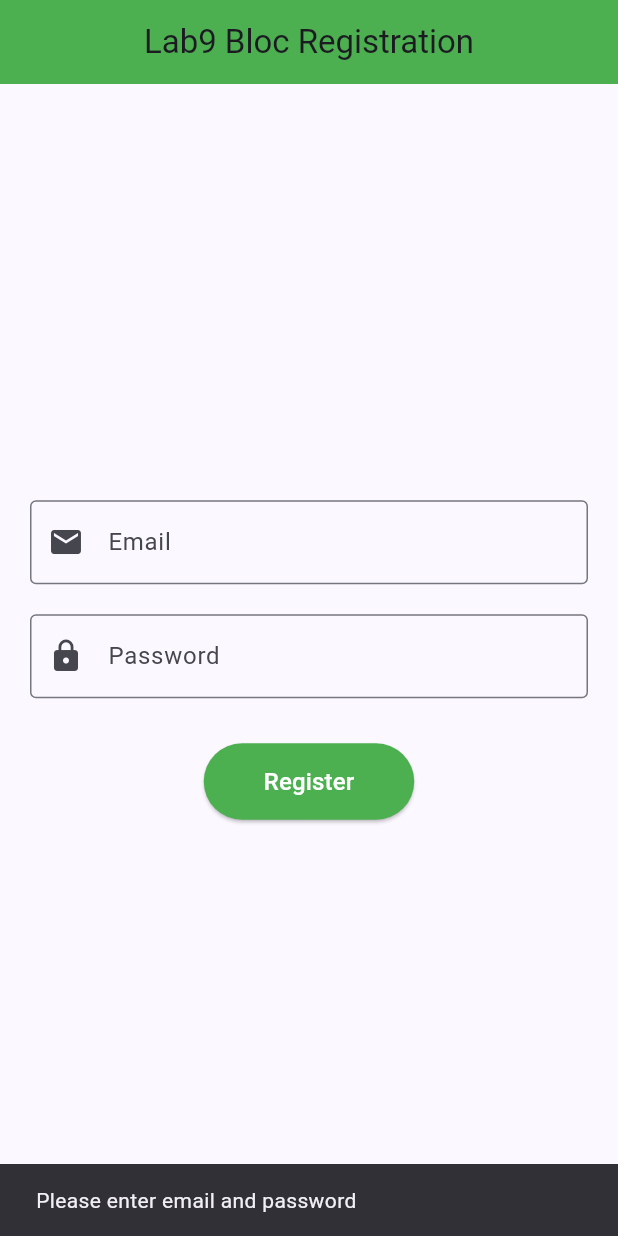
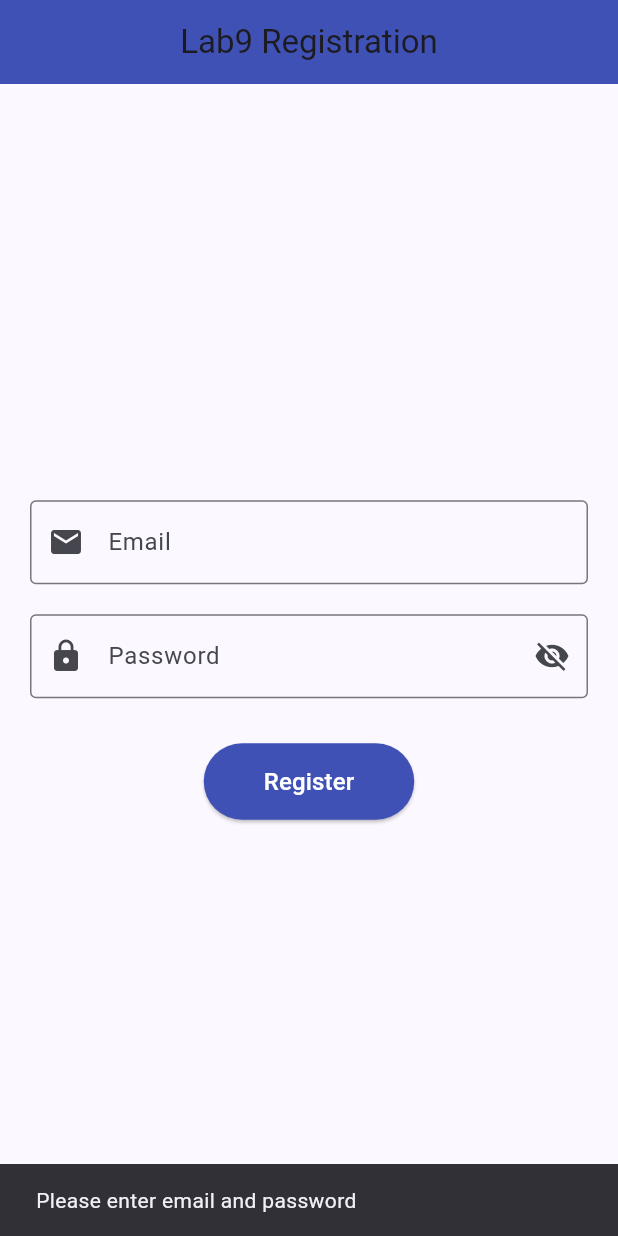
Before and after one commit to Liapp009/lab_9, a Flutter app: the screen it shows after launch, after a tap on "Register", on a phone screen of 412 x 824 dp. Run offline on Flutter 3.47's test engine with Material 3 defaults, Android fonts, the phone set to English and light mode, and no system bars; our stand-ins replace easy_localization, equatable, flutter_bloc.

Commit message:
Final Lab9: Registration Successful + Home Tabs

```diff
--- a/lib/home.dart
+++ b/lib/home.dart
@@ -1,166 +1,206 @@
 import 'package:flutter/material.dart';
-import 'package:easy_localization/easy_localization.dart';
 import 'package:lab_7/constants/app_colors.dart';
 
-class RegistrationPage extends StatefulWidget {
-  const RegistrationPage({super.key});
+class HomePage extends StatefulWidget {
+  const HomePage({super.key});
 
   @override
-  State<RegistrationPage> createState() => _RegistrationPageState();
+  State<HomePage> createState() => _HomePageState();
 }
 
-class _RegistrationPageState extends State<RegistrationPage> {
-  final _formKey = GlobalKey<FormState>();
+class _HomePageState extends State<HomePage> {
+  final _emailCtrl = TextEditingController();
+  final _passwordCtrl = TextEditingController();
+  bool _hidePass = true;
+  bool _isRegistered = false;
+  bool _showHomeTabs = false;
+  int _selectedIndex = 0;
 
-  final _nameCtrl = TextEditingController();
-  final _emailCtrl = TextEditingController();
-  final _phoneCtrl = TextEditingController();
-  final _passCtrl = TextEditingController();
-  final _confirmCtrl = TextEditingController();
+  final List<Widget> _pages = [
+    const Center(
+      child: Text(
+        ' Welcome to Home Page!',
+        style: TextStyle(fontSize: 20, fontWeight: FontWeight.bold),
+      ),
+    ),
+    const Center(
+      child: Text(
+        'Search your favorite items here.',
+        style: TextStyle(fontSize: 18),
+      ),
+    ),
+    const Center(
+      child: Text(
+        'Settings Page\n\nYou can change your preferences here.',
+        textAlign: TextAlign.center,
+        style: TextStyle(fontSize: 18),
+      ),
+    ),
+    const Center(
+      child: Text(
+        'Account Page\n\nView or edit your profile information.',
+        textAlign: TextAlign.center,
+        style: TextStyle(fontSize: 18),
+      ),
+    ),
+  ];
 
-  bool _hidePass = true;
+  void _submitForm() {
+    final email = _emailCtrl.text.trim();
+    final password = _passwordCtrl.text.trim();
+
+    if (email.isEmpty || password.isEmpty) {
+      ScaffoldMessenger.of(context).showSnackBar(
+        const SnackBar(content: Text('Please enter email and password')),
+      );
+      return;
+    }
+
+    setState(() {
+      _isRegistered = true;
+    });
+  }
+
+  void _goToHomeTabs() {
+    setState(() {
+      _showHomeTabs = true;
+      _selectedIndex = 0;
+    });
+  }
+
+  void _onItemTapped(int index) {
+    setState(() {
+      _selectedIndex = index;
+    });
+  }
 
   @override
   void dispose() {
-    _nameCtrl.dispose();
     _emailCtrl.dispose();
-    _phoneCtrl.dispose();
-    _passCtrl.dispose();
-    _confirmCtrl.dispose();
+    _passwordCtrl.dispose();
     super.dispose();
-  }
-
-  void _submitForm() {
-    if (_formKey.currentState!.validate()) {
-      ScaffoldMessenger.of(context).showSnackBar(
-        SnackBar(content: Text('Form submitted'.tr())),
-      );
-    }
   }
 
   @override
   Widget build(BuildContext context) {
+    if (!_isRegistered && !_showHomeTabs) {
       return Scaffold(
         appBar: AppBar(
-        title: Text('register_form'.tr()),
+          title: const Text('Lab9 Registration'),
           centerTitle: true,
           backgroundColor: AppColors.primary,
         ),
-      body: Form(
-        key: _formKey,
-        child: ListView(
-          padding: const EdgeInsets.all(16),
+        body: Padding(
+          padding: const EdgeInsets.all(20),
+          child: Column(
+            mainAxisAlignment: MainAxisAlignment.center,
             children: [
-            TextFormField(
-              controller: _nameCtrl,
-              decoration: InputDecoration(
-                labelText: 'full_name'.tr(),
-                prefixIcon: const Icon(Icons.person),
+              TextField(
+                controller: _emailCtrl,
+                decoration: const InputDecoration(
+                  labelText: 'Email',
+                  border: OutlineInputBorder(),
+                  prefixIcon: Icon(Icons.email),
                 ),
-              validator: (v) =>
-                  v == null || v.isEmpty ? 'Name is required'.tr() : null,
               ),
-            const SizedBox(height: 10),
-            TextFormField(
-              controller: _phoneCtrl,
-              decoration: InputDecoration(
-                labelText: 'phone_number'.tr(),
-                prefixIcon: const Icon(Icons.phone),
-                helperText: 'phone_format'.tr(),
-              ),
-              validator: (v) =>
-                  v == null || v.isEmpty ? 'Phone number required'.tr() : null,
-            ),
-            const SizedBox(height: 10),
-            TextFormField(
-              controller: _emailCtrl,
-              decoration: InputDecoration(
-                labelText: 'email_address'.tr(),
-                prefixIcon: const Icon(Icons.email),
-              ),
-              validator: (v) =>
-                  v == null || v.isEmpty ? 'Email required'.tr() : null,
-            ),
-            const SizedBox(height: 10),
-            TextFormField(
-              controller: _passCtrl,
+              const SizedBox(height: 20),
+              TextField(
+                controller: _passwordCtrl,
                 obscureText: _hidePass,
                 decoration: InputDecoration(
-                labelText: 'password'.tr(),
+                  labelText: 'Password',
+                  border: const OutlineInputBorder(),
                   prefixIcon: const Icon(Icons.lock),
                   suffixIcon: IconButton(
                     icon: Icon(
                       _hidePass ? Icons.visibility_off : Icons.visibility,
-                    color: Colors.blue,
                     ),
-                  onPressed: () => setState(() => _hidePass = !_hidePass),
+                    onPressed: () {
+                      setState(() {
+                        _hidePass = !_hidePass;
+                      });
+                    },
                   ),
                 ),
-              validator: (v) => v == null || v.length < 6
-                  ? 'At least 6 characters'.tr()
-                  : null,
               ),
-            const SizedBox(height: 10),
-            TextFormField(
-              controller: _confirmCtrl,
-              obscureText: true,
-              decoration: InputDecoration(
-                labelText: 'confirm_password'.tr(),
-                prefixIcon: const Icon(Icons.lock_outline),
-              ),
-              validator: (v) =>
-                  v != _passCtrl.text ? 'Passwords do not match'.tr() : null,
-            ),
-            const SizedBox(height: 20),
-            ElevatedButton(
-              style: ElevatedButton.styleFrom(
-                backgroundColor: AppColors.tertiary,
-                padding: const EdgeInsets.symmetric(vertical: 14),
-              ),
-              onPressed: _submitForm,
-              child: Text(
-                'submit_form'.tr(),
-                style: const TextStyle(color: Colors.white, fontSize: 16),
-              ),
-            ),
-            const SizedBox(height: 20),
-            Row(
-              mainAxisAlignment: MainAxisAlignment.center,
-              children: [
-                ElevatedButton(
-                  style: ElevatedButton.styleFrom(
-                    backgroundColor: AppColors.secondary,
-                    padding: const EdgeInsets.symmetric(
-                        horizontal: 20, vertical: 10),
-                  ),
-                  onPressed: () async {
-                    await context.setLocale(const Locale('en'));
-                    ScaffoldMessenger.of(context).showSnackBar(
-                      SnackBar(content: Text('Language changed to English')),
-                    );
-                  },
-                  child: const Text('EN'),
-                ),
-                const SizedBox(width: 10),
+              const SizedBox(height: 30),
               ElevatedButton(
                 style: ElevatedButton.styleFrom(
                   backgroundColor: AppColors.primary,
                   padding: const EdgeInsets.symmetric(
-                        horizontal: 20, vertical: 10),
+                    horizontal: 40,
+                    vertical: 14,
                   ),
-                  onPressed: () async {
-                    await context.setLocale(const Locale('ko'));
-                    ScaffoldMessenger.of(context).showSnackBar(
-                      SnackBar(content: Text('언어가 한국어로 변경되었습니다')),
-                    );
-                  },
-                  child: const Text('KO'),
                 ),
-              ],
+                onPressed: _submitForm,
+                child: const Text(
+                  'Register',
+                  style: TextStyle(
+                    color: Colors.white,
+                    fontSize: 16,
+                  ),
+                ),
               ),
             ],
           ),
         ),
       );
     }
+
+    if (_isRegistered && !_showHomeTabs) {
+      return Scaffold(
+        appBar: AppBar(
+          title: const Text('Registration Successful! '),
+          centerTitle: true,
+          backgroundColor: Colors.green,
+        ),
+        body: Center(
+          child: Column(
+            mainAxisAlignment: MainAxisAlignment.center,
+            children: [
+              const Text(
+                'Registration Successful!',
+                style: TextStyle(fontSize: 22, fontWeight: FontWeight.bold),
+              ),
+              const SizedBox(height: 25),
+              ElevatedButton.icon(
+                icon: const Icon(Icons.home),
+                label: const Text('Go to Home'),
+                style: ElevatedButton.styleFrom(
+                  backgroundColor: Colors.green,
+                  padding:
+                      const EdgeInsets.symmetric(horizontal: 30, vertical: 14),
+                ),
+                onPressed: _goToHomeTabs,
+              ),
+            ],
+          ),
+        ),
+      );
     }
+
+    return Scaffold(
+      appBar: AppBar(
+        title: Text(['Home', 'Search', 'Settings', 'Account'][_selectedIndex]),
+        centerTitle: true,
+        backgroundColor: AppColors.primary,
+      ),
+      body: _pages[_selectedIndex],
+      bottomNavigationBar: BottomNavigationBar(
+        currentIndex: _selectedIndex,
+        onTap: _onItemTapped,
+        selectedItemColor: AppColors.primary,
+        unselectedItemColor: Colors.grey,
+        type: BottomNavigationBarType.fixed,
+        items: const [
+          BottomNavigationBarItem(icon: Icon(Icons.home), label: 'Home'),
+          BottomNavigationBarItem(icon: Icon(Icons.search), label: 'Search'),
+          BottomNavigationBarItem(
+              icon: Icon(Icons.settings), label: 'Settings'),
+          BottomNavigationBarItem(
+              icon: Icon(Icons.account_circle), label: 'Account'),
+        ],
+      ),
+    );
+  }
+}
--- a/lib/main.dart
+++ b/lib/main.dart
@@ -1,19 +1,18 @@
 import 'package:flutter/material.dart';
 import 'package:easy_localization/easy_localization.dart';
-import 'package:flutter_bloc/flutter_bloc.dart';
-import 'constants/app_colors.dart';
-import 'repositories/auth_repository.dart';
-import 'blocs/auth/auth_bloc.dart';
-import 'pages/register_page.dart';
-import 'pages/main_page.dart';
+import 'package:lab_7/constants/app_colors.dart';
+import 'home.dart';
 
-Future<void> main() async {
+void main() async {
   WidgetsFlutterBinding.ensureInitialized();
   await EasyLocalization.ensureInitialized();
 
   runApp(
     EasyLocalization(
-      supportedLocales: const [Locale('en'), Locale('ko')],
+      supportedLocales: const [
+        Locale('en'),
+        Locale('ko'),
+      ],
       path: 'assets/translations',
       fallbackLocale: const Locale('en'),
       child: const MyApp(),
@@ -26,26 +25,18 @@ class MyApp extends StatelessWidget {
 
   @override
   Widget build(BuildContext context) {
-    return RepositoryProvider(
-      create: (_) => AuthRepository(),
-      child: BlocProvider(
-        create: (ctx) => AuthBloc(ctx.read<AuthRepository>()),
-        child: MaterialApp(
-          debugShowCheckedModeBanner: false,
-          title: 'Lab9 Registration (Bloc + Localization)',
-          localizationsDelegates: context.localizationDelegates,
-          supportedLocales: context.supportedLocales,
-          locale: context.locale,
-          home: const RegisterPage(),
-          routes: {
-            '/main': (ctx) => const MainPage(),
-          },
-          theme: ThemeData(
-            colorScheme: ColorScheme.fromSeed(seedColor: AppColors.primary),
-            useMaterial3: true,
-          ),
-        ),
+    return MaterialApp(
+      title: 'Lab 9 Registration',
+      debugShowCheckedModeBanner: false,
+      theme: ThemeData(
+        primaryColor: AppColors.primary,
+        colorScheme: ColorScheme.fromSeed(seedColor: AppColors.primary),
+        useMaterial3: true,
       ),
+      localizationsDelegates: context.localizationDelegates,
+      supportedLocales: context.supportedLocales,
+      locale: context.locale,
+      home: const HomePage(),
     );
   }
 }
--- a/lib/pages/register_page.dart
+++ /dev/null
@@ -1,131 +0,0 @@
-import 'package:flutter/material.dart';
-import 'package:flutter_bloc/flutter_bloc.dart';
-import '../blocs/auth/auth_bloc.dart';
-import '../blocs/auth/auth_event.dart';
-import '../blocs/auth/auth_state.dart';
-import 'main_page.dart';
-
-class RegisterPage extends StatefulWidget {
-  const RegisterPage({super.key});
-
-  @override
-  State<RegisterPage> createState() => _RegisterPageState();
-}
-
-class _RegisterPageState extends State<RegisterPage> {
-  final _emailCtrl = TextEditingController();
-  final _passwordCtrl = TextEditingController();
-
-  @override
-  void dispose() {
-    _emailCtrl.dispose();
-    _passwordCtrl.dispose();
-    super.dispose();
-  }
-
-  @override
-  Widget build(BuildContext context) {
-    return Scaffold(
-      appBar: AppBar(
-        title: const Text('Lab9 Bloc Registration'),
-        backgroundColor: Colors.green,
-        centerTitle: true,
-      ),
-      body: BlocListener<AuthBloc, AuthState>(
-        listener: (context, state) {
-          if (state is AuthSuccess) {
-            Navigator.pushReplacement(
-              context,
-              MaterialPageRoute(builder: (_) => const MainPage()),
-            );
-          } else if (state is AuthFailure) {
-            ScaffoldMessenger.of(context).showSnackBar(
-              SnackBar(content: Text(state.error)),
-            );
-          }
-        },
-        child: Padding(
-          padding: const EdgeInsets.all(20),
-          child: Column(
-            mainAxisAlignment: MainAxisAlignment.center,
-            children: [
-              TextField(
-                controller: _emailCtrl,
-                decoration: const InputDecoration(
-                  labelText: 'Email',
-                  border: OutlineInputBorder(),
-                  prefixIcon: Icon(Icons.email),
-                ),
-              ),
-              const SizedBox(height: 20),
-              TextField(
-                controller: _passwordCtrl,
-                obscureText: true,
-                decoration: const InputDecoration(
-                  labelText: 'Password',
-                  border: OutlineInputBorder(),
-                  prefixIcon: Icon(Icons.lock),
-                ),
-              ),
-              const SizedBox(height: 30),
-              BlocBuilder<AuthBloc, AuthState>(
-                builder: (context, state) {
-                  final loading = state is AuthLoading;
-                  return ElevatedButton(
-                    style: ElevatedButton.styleFrom(
-                      backgroundColor: Colors.green,
-                      padding: const EdgeInsets.symmetric(
-                        horizontal: 40,
-                        vertical: 14,
-                      ),
-                    ),
-                    onPressed: loading
-                        ? null
-                        : () {
-                            final email = _emailCtrl.text.trim();
-                            final password = _passwordCtrl.text.trim();
-
-                            if (email.isEmpty || password.isEmpty) {
-                              ScaffoldMessenger.of(context).showSnackBar(
-                                const SnackBar(
-                                  content: Text(
-                                    'Please enter email and password',
-                                  ),
-                                ),
-                              );
-                              return;
-                            }
-
-                            context.read<AuthBloc>().add(
-                                  RegisterEvent(
-                                    email: email,
-                                    password: password,
-                                  ),
-                                );
-                          },
-                    child: loading
-                        ? const SizedBox(
-                            height: 20,
-                            width: 20,
-                            child: CircularProgressIndicator(
-                              strokeWidth: 2,
-                              color: Colors.white,
-                            ),
-                          )
-                        : const Text(
-                            'Register',
-                            style: TextStyle(
-                              color: Colors.white,
-                              fontSize: 16,
-                            ),
-                          ),
-                  );
-                },
-              ),
-            ],
-          ),
-        ),
-      ),
-    );
-  }
-}
--- a/pubspec.yaml
+++ b/pubspec.yaml
@@ -22,5 +22,6 @@ dev_dependencies:
 
 flutter:
    uses-material-design: true
+
    assets:
     - assets/translations/
```
Lines whose indentation alone changed are shown as unchanged.
